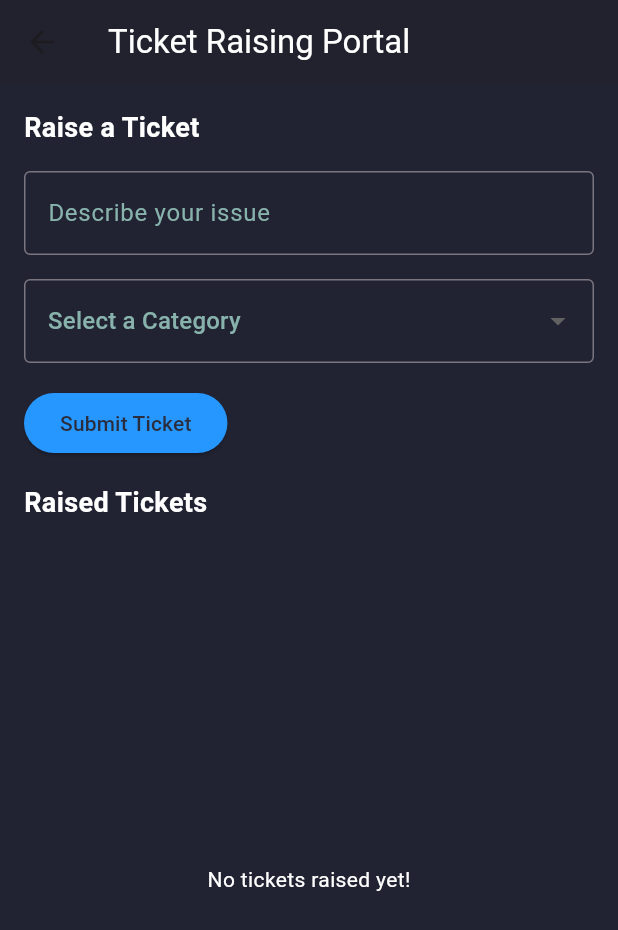
After one commit to Shivanand889/SATCARD-APP-BTP, a Flutter app: the TicketPortalScreen screen opened directly, on a phone screen of 412 x 824 dp. The commit adds this screen. Shown: the top 930 px of the screen. Run offline on Flutter 3.47's test engine with Material 3 defaults, Android fonts, the phone set to English and light mode, and no system bars; our stand-ins replace fl_chart, flutter_svg, google_sign_in.

Commit message:
ticket support completed

```diff
--- a/Frontend/app/lib/data/side_menu_data.dart
+++ b/Frontend/app/lib/data/side_menu_data.dart
@@ -11,6 +11,7 @@ class SideMenuData {
       submenus: [MenuModel(icon: Icons.agriculture, title: 'Farm 4'),
         MenuModel(icon: Icons.agriculture, title: 'Farm 1'),], // Initially empty, can be updated dynamically
     ),
+    MenuModel(icon: Icons.support, title: 'Raise Ticket'),
     MenuModel(icon: Icons.logout, title: 'SignOut'),
   ];
 
--- a/Frontend/app/lib/main.dart
+++ b/Frontend/app/lib/main.dart
@@ -6,6 +6,7 @@ import 'package:app/screens/signup_screen.dart';
 import 'package:app/screens/reset_password_screen.dart';
 import 'package:app/screens/otp_screen.dart';
 import 'package:app/screens/setup_profile.dart';
+import 'package:app/screens/raise_ticket.dart';
 import 'package:logging/logging.dart';
 void main() {
   _initializeLogger();
@@ -45,7 +46,7 @@ class MyApp extends StatelessWidget {
         '/otp': (context) => const OtpScreen(),
         '/setup-profile': (context) => const SetupProfileScreen(),
         '/dashboard': (context) => const Dashboard(),
-
+        '/raise_ticket': (context) => TicketPortalApp(),
       },
     );
   }
--- /dev/null
+++ b/Frontend/app/lib/screens/raise_ticket.dart
@@ -0,0 +1,147 @@
+import 'package:flutter/material.dart';
+import 'package:app/const/constant.dart'; // Importing the constants file
+
+class TicketPortalApp extends StatelessWidget {
+  @override
+  Widget build(BuildContext context) {
+    return TicketPortalScreen();
+  }
+}
+
+class Ticket {
+  String issue;
+  String category;
+  String status;
+
+  Ticket({required this.issue, required this.category, this.status = "Pending"});
+}
+
+class TicketPortalScreen extends StatefulWidget {
+  @override
+  _TicketPortalScreenState createState() => _TicketPortalScreenState();
+}
+
+class _TicketPortalScreenState extends State<TicketPortalScreen> {
+  final _formKey = GlobalKey<FormState>();
+  final TextEditingController _issueController = TextEditingController();
+  String? _selectedCategory; // No default category selected
+  List<Ticket> tickets = [];
+
+  void addTicket() {
+    if (_formKey.currentState!.validate()) {
+      setState(() {
+        tickets.add(Ticket(issue: _issueController.text, category: _selectedCategory!));
+        _issueController.clear();
+        _selectedCategory = null; // Reset dropdown after submission
+      });
+    }
+  }
+
+  @override
+  Widget build(BuildContext context) {
+    return Scaffold(
+      backgroundColor: bgColor,
+      appBar: AppBar(
+        title: Text("Ticket Raising Portal", style: TextStyle(color: secondaryColor)),
+        backgroundColor: cardBackgroundColor,
+      ),
+      body: Padding(
+        padding: const EdgeInsets.all(defaultPadding),
+        child: Column(
+          children: [
+            Form(
+              key: _formKey,
+              child: Column(
+                crossAxisAlignment: CrossAxisAlignment.start,
+                children: [
+                  Text("Raise a Ticket", style: TextStyle(fontSize: 18, fontWeight: FontWeight.bold, color: secondaryColor)),
+                  SizedBox(height: defaultPadding),
+                  TextFormField(
+                    controller: _issueController,
+                    style: TextStyle(color: secondaryColor),
+                    decoration: InputDecoration(
+                      labelText: "Describe your issue",
+                      labelStyle: TextStyle(color: selectionColor),
+                      border: OutlineInputBorder(borderSide: BorderSide(color: selectionColor)),
+                    ),
+                    validator: (value) => value!.isEmpty ? "Issue cannot be empty" : null,
+                  ),
+                  SizedBox(height: defaultPadding),
+                  DropdownButtonFormField<String>(
+                    value: _selectedCategory,
+                    hint: Text("Select a Category", style: TextStyle(color: selectionColor)),
+                    dropdownColor: secondaryColor2,
+                    decoration: InputDecoration(
+                      border: OutlineInputBorder(borderSide: BorderSide(color: selectionColor)),
+                    ),
+                    items: ["Pest Control", "Irrigation", "Soil Health", "Fertilizers", "Machinery"]
+                        .map((category) => DropdownMenuItem(
+                              value: category,
+                              child: Text(category, style: TextStyle(color: secondaryColor)),
+                            ))
+                        .toList(),
+                    onChanged: (value) => setState(() => _selectedCategory = value),
+                    validator: (value) => value == null ? "Please select a category" : null,
+                  ),
+                  SizedBox(height: defaultPadding),
+                  ElevatedButton(
+                    onPressed: addTicket,
+                    style: ElevatedButton.styleFrom(backgroundColor: primaryColor),
+                    child: Text("Submit Ticket", style: TextStyle(color: secondaryColor2)),
+                  ),
+                  SizedBox(height: defaultPadding),
+                  Text("Raised Tickets", style: TextStyle(fontSize: 18, fontWeight: FontWeight.bold, color: secondaryColor)),
+                  SizedBox(height: defaultPadding),
+                ],
+              ),
+            ),
+            Expanded(
+              child: tickets.isEmpty
+                  ? Center(child: Text("No tickets raised yet!", style: TextStyle(color: secondaryColor)))
+                  : ListView.builder(
+                      itemCount: tickets.length,
+                      itemBuilder: (context, index) {
+                        return Card(
+                          color: cardBackgroundColor,
+                          elevation: 3,
+                          margin: EdgeInsets.symmetric(vertical: 5),
+                          child: ListTile(
+                            title: Text(tickets[index].issue, style: TextStyle(color: secondaryColor)),
+                            subtitle: Column(
+                              crossAxisAlignment: CrossAxisAlignment.start,
+                              children: [
+                                Text("Category: ${tickets[index].category}", style: TextStyle(color: selectionColor)),
+                                SizedBox(height: 5),
+                                Row(
+                                  children: [
+                                    Text("Status: ", style: TextStyle(color: secondaryColor)),
+                                    Container(
+                                      padding: EdgeInsets.symmetric(horizontal: 10, vertical: 5),
+                                      decoration: BoxDecoration(
+                                        color: tickets[index].status == "Pending"
+                                            ? Colors.orange
+                                            : tickets[index].status == "Resolved"
+                                                ? Colors.green
+                                                : Colors.red,
+                                        borderRadius: BorderRadius.circular(5),
+                                      ),
+                                      child: Text(
+                                        tickets[index].status,
+                                        style: TextStyle(color: Colors.white),
+                                      ),
+                                    ),
+                                  ],
+                                ),
+                              ],
+                            ),
+                          ),
+                        );
+                      },
+                    ),
+            ),
+          ],
+        ),
+      ),
+    );
+  }
+}
--- a/Frontend/app/lib/widgets/side_menu_widget.dart
+++ b/Frontend/app/lib/widgets/side_menu_widget.dart
@@ -1,5 +1,6 @@
 import 'dart:convert'; // For JSON decoding
 import 'package:app/screens/welcome_screen.dart';
+import 'package:app/screens/raise_ticket.dart';
 import 'package:flutter/material.dart';
 import 'package:http/http.dart' as http; // For HTTP requests
 import 'package:app/data/side_menu_data.dart';
@@ -228,7 +229,8 @@ class _SideMenuWidgetState extends State<SideMenuWidget> {
       return const AddFarm();
     case 'Dashboard':
       return MainDashboard();
-
+    case 'Raise Ticket':
+      return TicketPortalApp();
     case 'SignOut':
        return WelcomeScreen();
 
```
Also changed, not shown: Frontend/app/lib/components/add_activity.dart (+16 -2 lines), Frontend/app/lib/components/recent_files.dart (+29 -15 lines), 1 other file.
